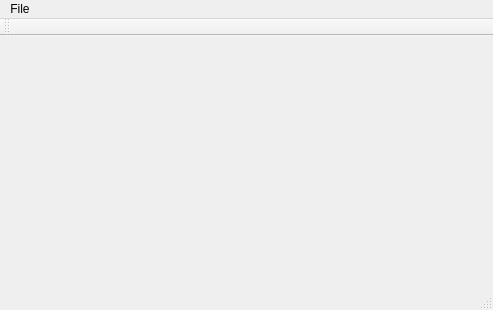
Before: the Qt Designer form QtGuiApplication14/QtGuiApplication14.ui in AslihanPamuk/QtGuiApplication14, drawn with Qt 5.
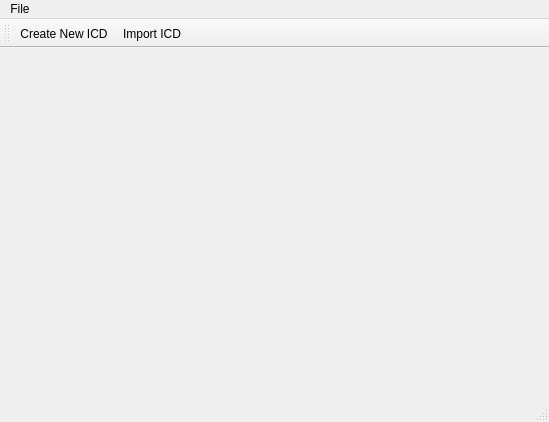
After: the same form once the commit is applied. Icons and pictures are not drawn.

The edit to the form file:
```diff
--- a/QtGuiApplication14/QtGuiApplication14.ui
+++ b/QtGuiApplication14/QtGuiApplication14.ui
@@ -6,8 +6,8 @@
    <rect>
     <x>0</x>
     <y>0</y>
-    <width>493</width>
-    <height>310</height>
+    <width>549</width>
+    <height>422</height>
    </rect>
   </property>
   <property name="windowTitle">
@@ -19,7 +19,7 @@
     <rect>
      <x>0</x>
      <y>0</y>
-     <width>493</width>
+     <width>549</width>
      <height>21</height>
     </rect>
    </property>
@@ -45,6 +45,8 @@
    <attribute name="toolBarBreak">
     <bool>false</bool>
    </attribute>
+   <addaction name="actionICD"/>
+   <addaction name="importICD"/>
   </widget>
   <widget class="QStatusBar" name="statusBar"/>
   <action name="actionNew">
@@ -59,7 +61,10 @@
   </action>
   <action name="actionICD">
    <property name="text">
-    <string>Creat New ICD</string>
+    <string>Create New ICD</string>
+   </property>
+   <property name="toolTip">
+    <string>Create New ICD</string>
    </property>
   </action>
   <action name="importICD">
```
Left out of the diff: 12 changed lines with no effect on the pictures.
